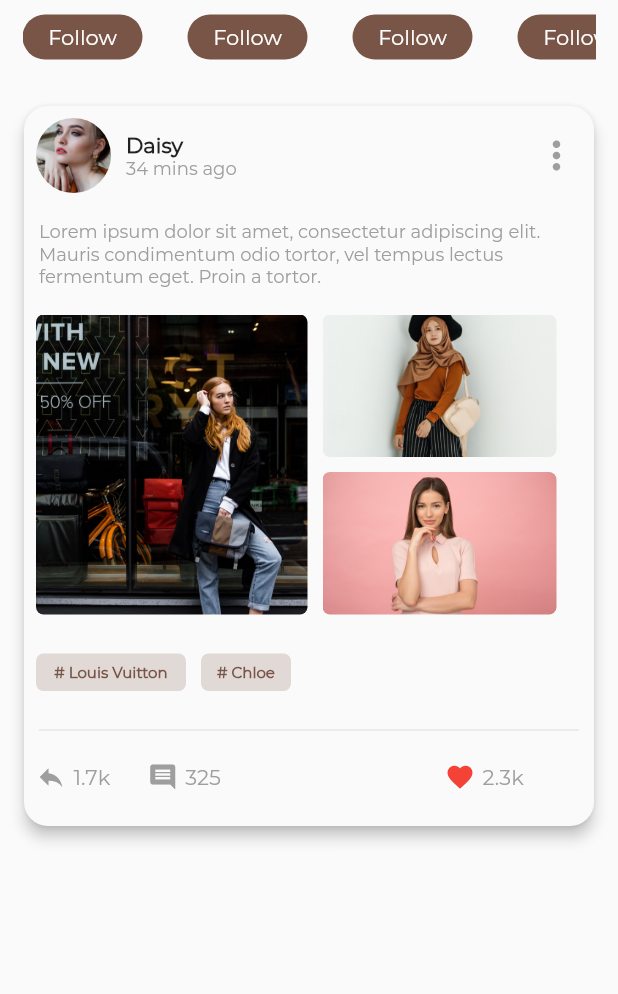
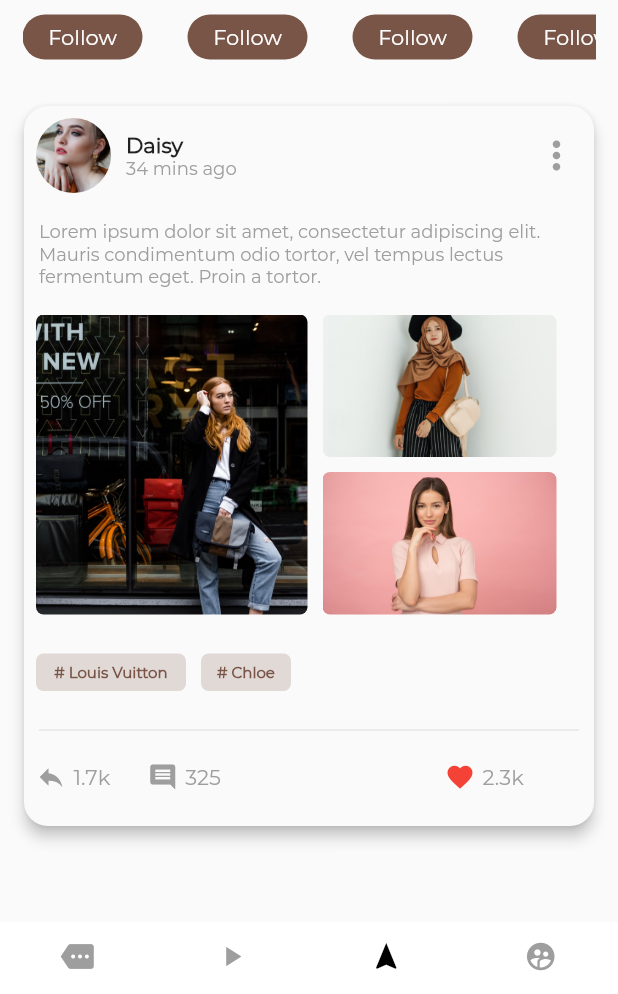
Before and after one commit to islamoktay/learning_process, a Flutter app: the screen it shows after launch, on a phone screen of 412 x 824 dp, the part 242-1236 px from its top. Run offline on Flutter 3.47's test engine with Material 2 defaults, Android fonts, the light colour scheme and no system bars; our stand-ins replace email_validator, flutter_easyloading, google_fonts, palette_generator.

Commit message:
studied more

```diff
--- a/flutter/flutter_moda_app/lib/main.dart
+++ b/flutter/flutter_moda_app/lib/main.dart
@@ -1,4 +1,5 @@
 import 'package:flutter/material.dart';
+import 'package:flutter_moda_app/detay.dart';
 
 void main() => runApp(ModaApp());
 
@@ -20,10 +21,62 @@ class AnaSayfa extends StatefulWidget {
   _AnaSayfaState createState() => _AnaSayfaState();
 }
 
-class _AnaSayfaState extends State<AnaSayfa> {
+class _AnaSayfaState extends State<AnaSayfa>
+    with SingleTickerProviderStateMixin {
+  late TabController tabController;
+
+  @override
+  void initState() {
+    super.initState();
+    tabController = TabController(length: 4, vsync: this);
+  }
+
+  @override
+  void dispose() {
+    super.dispose();
+    tabController.dispose();
+  }
+
   @override
   Widget build(BuildContext context) {
     return Scaffold(
+      bottomNavigationBar: Material(
+        color: Colors.white,
+        child: TabBar(
+          indicatorColor: Colors.transparent,
+          controller: tabController,
+          tabs: [
+            Tab(
+              icon: Icon(
+                Icons.more,
+                color: Colors.grey,
+                size: 22,
+              ),
+            ),
+            Tab(
+              icon: Icon(
+                Icons.play_arrow,
+                color: Colors.grey,
+                size: 22,
+              ),
+            ),
+            Tab(
+              icon: Icon(
+                Icons.navigation,
+                color: Colors.black,
+                size: 22,
+              ),
+            ),
+            Tab(
+              icon: Icon(
+                Icons.supervised_user_circle,
+                color: Colors.grey,
+                size: 22,
+              ),
+            ),
+          ],
+        ),
+      ),
       appBar: AppBar(
         title: Text(
           "Moda Uygulaması",
@@ -156,14 +209,22 @@ class _AnaSayfaState extends State<AnaSayfa> {
                       padding: const EdgeInsets.all(8.0),
                       child: Row(
                         children: [
-                          Container(
+                          InkWell(
+                            onTap: () {
+                              Navigator.of(context).push(MaterialPageRoute(
+                                  builder: (context) => Detay(
+                                      imgPath: "assets/modelgrid1.jpeg")));
+                            },
+                            child: Container(
                               height: 200,
-                            width: (MediaQuery.of(context).size.width - 50) / 2,
+                              width:
+                                  (MediaQuery.of(context).size.width - 50) / 2,
                               decoration: BoxDecoration(
                                 borderRadius: BorderRadius.circular(5),
                                 image: DecorationImage(
                                   image: AssetImage("assets/modelgrid1.jpeg"),
                                   fit: BoxFit.cover,
+                                ),
                               ),
                             ),
                           ),
```
Also changed, not shown: flutter/flutter_moda_app/lib/detay.dart (added, +27 -0 lines). Lines whose indentation alone changed are shown as unchanged.
